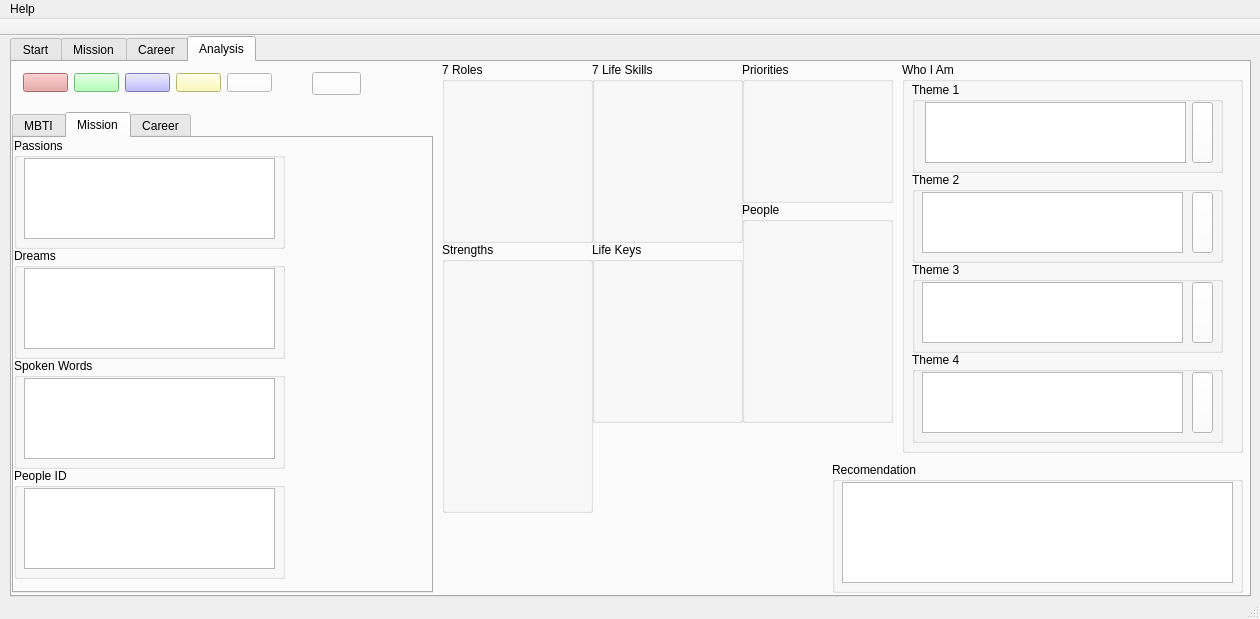
The window that src/prothesis-gui/mainwindow.ui (egeldenhuys/prothesis) describes before a commit, drawn with Qt 5.
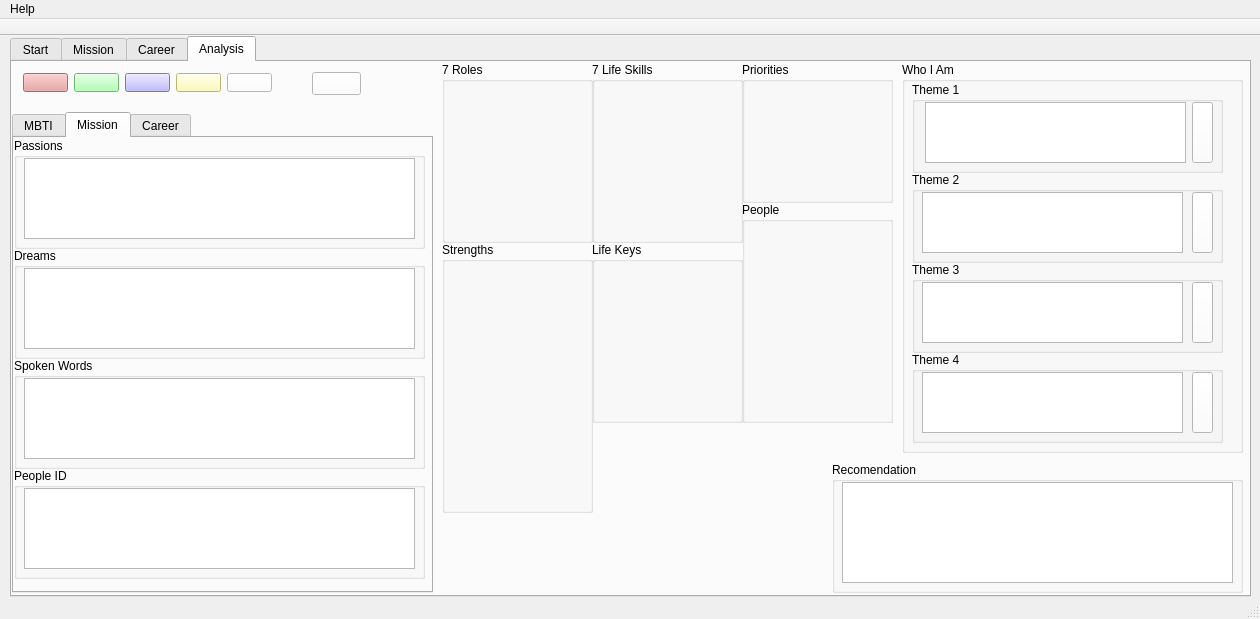
The same window after the commit. The open tabs and pages were chosen to show the change. Custom widgets are drawn as their Qt base class.

Commit message: Connect text boxes in Analysis to sources

Patch:
```diff
--- a/src/prothesis-gui/mainwindow.ui
+++ b/src/prothesis-gui/mainwindow.ui
@@ -5297,7 +5297,7 @@
          <rect>
           <x>0</x>
           <y>220</y>
-          <width>271</width>
+          <width>411</width>
           <height>111</height>
          </rect>
         </property>
@@ -5309,10 +5309,13 @@
           <rect>
            <x>10</x>
            <y>20</y>
-           <width>251</width>
+           <width>391</width>
            <height>81</height>
           </rect>
          </property>
+         <property name="readOnly">
+          <bool>true</bool>
+         </property>
         </widget>
        </widget>
        <widget class="QGroupBox" name="groupBox_40">
@@ -5320,7 +5323,7 @@
          <rect>
           <x>0</x>
           <y>0</y>
-          <width>271</width>
+          <width>411</width>
           <height>111</height>
          </rect>
         </property>
@@ -5332,10 +5335,13 @@
           <rect>
            <x>10</x>
            <y>20</y>
-           <width>251</width>
+           <width>391</width>
            <height>81</height>
           </rect>
          </property>
+         <property name="readOnly">
+          <bool>true</bool>
+         </property>
         </widget>
        </widget>
        <widget class="QGroupBox" name="groupBox_42">
@@ -5343,7 +5349,7 @@
          <rect>
           <x>0</x>
           <y>110</y>
-          <width>271</width>
+          <width>411</width>
           <height>111</height>
          </rect>
         </property>
@@ -5355,10 +5361,13 @@
           <rect>
            <x>10</x>
            <y>20</y>
-           <width>251</width>
+           <width>391</width>
            <height>81</height>
           </rect>
          </property>
+         <property name="readOnly">
+          <bool>true</bool>
+         </property>
         </widget>
        </widget>
        <widget class="QGroupBox" name="groupBox_43">
@@ -5366,7 +5375,7 @@
          <rect>
           <x>0</x>
           <y>330</y>
-          <width>271</width>
+          <width>411</width>
           <height>111</height>
          </rect>
         </property>
@@ -5378,10 +5387,13 @@
           <rect>
            <x>10</x>
            <y>20</y>
-           <width>251</width>
+           <width>391</width>
            <height>81</height>
           </rect>
          </property>
+         <property name="readOnly">
+          <bool>true</bool>
+         </property>
         </widget>
        </widget>
       </widget>
```
Left out of the diff: 25 changed lines with no effect on the pictures. The commit also changes 2 other files.
